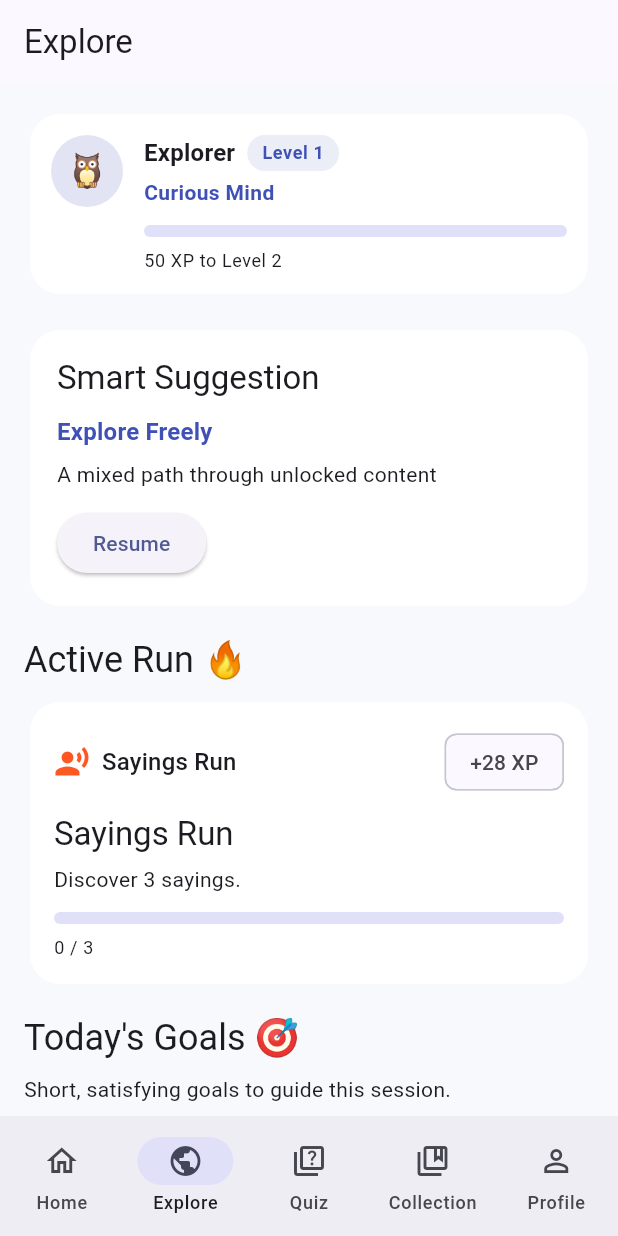
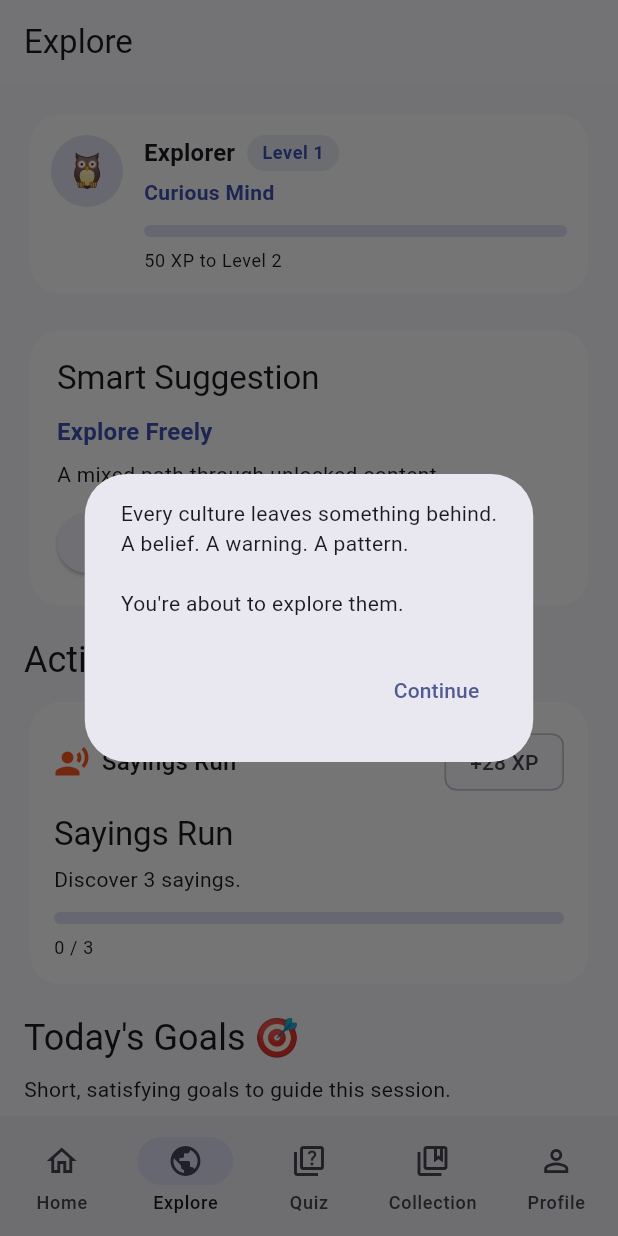
Before and after one commit to sparkofsal/atlas, a Flutter app: the screen it shows after launch, item 2 of the bottom bar chosen, on a phone screen of 412 x 824 dp. Run offline on Flutter 3.47's test engine with Material 3 defaults, Android fonts, the phone set to English and light mode, and no system bars; our stand-ins replace shared_preferences.

Commit message:
Agregue una pequeña narrativa de mensajes cuando subes de nivel o cuando haces varios streaks solo para que se viera mas misterioso por asi decirlo

```diff
--- /dev/null
+++ b/lib/content/narrative_text.dart
@@ -0,0 +1,85 @@
+import 'dart:math';
+
+class NarrativeText {
+  static final _random = Random();
+
+  // ---------------------------
+  // MICROCOPY (COMMON)
+  // ---------------------------
+
+  static const correctMessages = [
+    "Noted.",
+    "That one fits.",
+    "That feels right.",
+    "You’re starting to see it.",
+  ];
+
+  static const incorrectMessages = [
+    "Not quite.",
+    "Something is off.",
+    "That doesn’t hold.",
+    "Look again.",
+  ];
+
+  static const comboMessages = [
+    "It’s connecting.",
+    "The pattern continues.",
+    "You’re following it now.",
+  ];
+
+  static const nearMessages = [
+    "You’re getting closer.",
+    "You’re starting to notice the pattern...",
+  ];
+
+  // ---------------------------
+  // RARE DISCOVERY MESSAGES
+  // ---------------------------
+
+  static const rareDiscoveryMessages = [
+    "Some beliefs travel farther than they should...",
+    "This one appears in more places than expected.",
+    "This wasn’t meant to be found so easily.",
+  ];
+
+  // ---------------------------
+  // LEVEL UP
+  // ---------------------------
+
+  static const levelUpMessages = [
+    "You’re seeing more than before.",
+    "Something just shifted.",
+    "The map feels different now.",
+  ];
+
+  // ---------------------------
+  // RARITY FEEDBACK
+  // ---------------------------
+
+  static const rarityMessages = [
+    "This one is uncommon.",
+    "Not everyone finds this.",
+    "Some would miss this entirely.",
+  ];
+
+  // ---------------------------
+  // ONBOARDING
+  // ---------------------------
+
+  static const onboardingMessage =
+      "Every culture leaves something behind.\n"
+      "A belief. A warning. A pattern.\n\n"
+      "You're about to explore them.";
+
+  // ---------------------------
+  // HELPERS
+  // ---------------------------
+
+  static String pick(List<String> list) {
+    return list[_random.nextInt(list.length)];
+  }
+
+  static bool shouldTriggerRare({double chance = 0.08}) {
+    return _random.nextDouble() < chance;
+  }
+}
--- a/lib/screens/explore_screen.dart
+++ b/lib/screens/explore_screen.dart
@@ -1,5 +1,6 @@
 import 'package:flutter/material.dart';
 import 'package:provider/provider.dart';
+import 'package:shared_preferences/shared_preferences.dart';
 import '../models/play_style.dart';
 import '../services/app_state.dart';
 import '../services/daily_service.dart';
@@ -8,11 +9,52 @@ import '../widgets/active_run_card.dart';
 import '../widgets/goals_section.dart';
 import '../widgets/play_style_selector.dart';
 import '../widgets/player_identity_header.dart';
+import '../content/narrative_text.dart';
 import 'belief_detail_screen.dart';
 import 'country_detail_screen.dart';
 
-class ExploreScreen extends StatelessWidget {
+class ExploreScreen extends StatefulWidget {
   const ExploreScreen({super.key});
+
+  @override
+  State<ExploreScreen> createState() => _ExploreScreenState();
+}
+
+class _ExploreScreenState extends State<ExploreScreen> {
+  @override
+  void initState() {
+    super.initState();
+    _checkFirstLaunch();
+  }
+
+  Future<void> _checkFirstLaunch() async {
+    final prefs = await SharedPreferences.getInstance();
+    final hasSeen = prefs.getBool('has_seen_onboarding') ?? false;
+
+    if (!hasSeen) {
+      await prefs.setBool('has_seen_onboarding', true);
+
+      if (!mounted) return;
+
+      WidgetsBinding.instance.addPostFrameCallback((_) {
+        showDialog(
+          context: context,
+          builder: (_) => AlertDialog(
+            content: Text(
+              NarrativeText.onboardingMessage,
+              style: const TextStyle(height: 1.4),
+            ),
+            actions: [
+              TextButton(
+                onPressed: () => Navigator.pop(context),
+                child: const Text('Continue'),
+              ),
+            ],
+          ),
+        );
+      });
+    }
+  }
 
   @override
   Widget build(BuildContext context) {
```
Also changed, not shown: lib/screens/belief_detail_screen.dart (+13 -6 lines).
